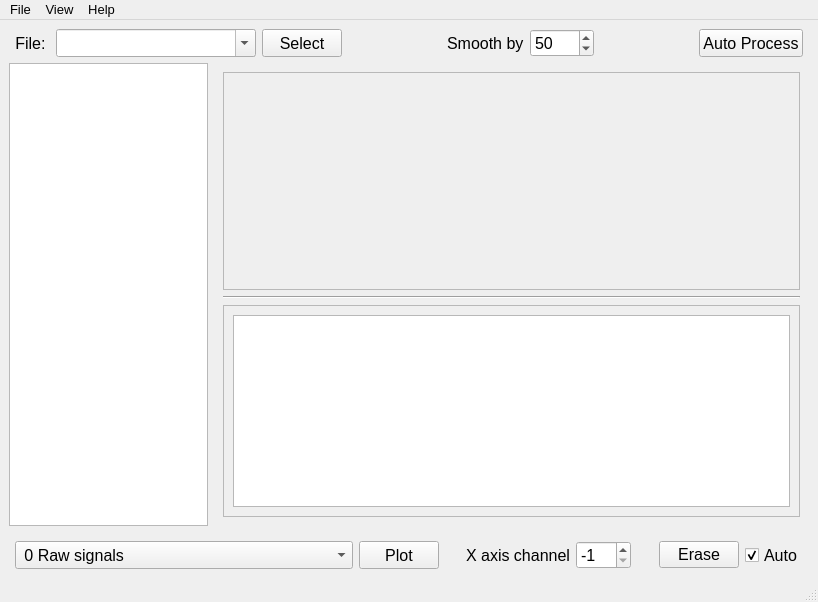
Above: emittance/Emittance1.ui from salinsalins/LoggerPlotterPy before the change. Below: the same form after it.
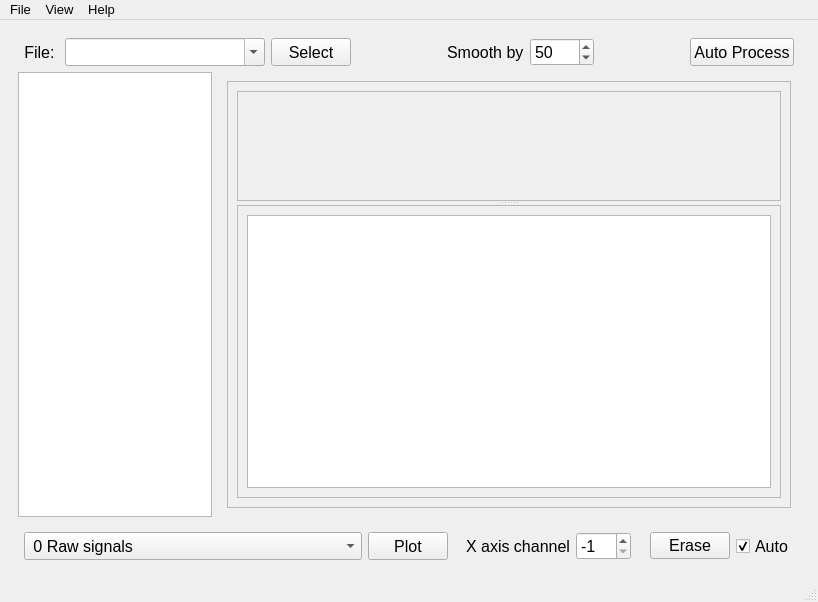
That is the form after the change. Custom widgets are drawn as their Qt base class.

```diff
--- a/emittance/Emittance1.ui
+++ b/emittance/Emittance1.ui
@@ -19,22 +19,7 @@
    <string>Emittance Plot Processing</string>
   </property>
   <widget class="QWidget" name="centralwidget">
-   <layout class="QVBoxLayout" name="verticalLayout">
-    <property name="sizeConstraint">
-     <enum>QLayout::SetDefaultConstraint</enum>
-    </property>
-    <property name="leftMargin">
-     <number>0</number>
-    </property>
-    <property name="topMargin">
-     <number>0</number>
-    </property>
-    <property name="rightMargin">
-     <number>0</number>
-    </property>
-    <property name="bottomMargin">
-     <number>0</number>
-    </property>
+   <layout class="QHBoxLayout" name="horizontalLayout_6">
     <item>
      <widget class="QWidget" name="widget" native="true">
       <layout class="QVBoxLayout" name="verticalLayout_2">
@@ -445,45 +430,23 @@
              <layout class="QVBoxLayout" name="verticalLayout_5">
               <item>
                <widget class="QFrame" name="frame_2">
-                <property name="sizePolicy">
-                 <sizepolicy hsizetype="Preferred" vsizetype="Preferred">
-                  <horstretch>0</horstretch>
-                  <verstretch>3</verstretch>
-                 </sizepolicy>
-                </property>
                 <property name="frameShape">
                  <enum>QFrame::StyledPanel</enum>
                 </property>
                 <property name="frameShadow">
                  <enum>QFrame::Raised</enum>
                 </property>
-                <layout class="QVBoxLayout" name="verticalLayout_4">
-                 <item>
-                  <widget class="MplWidget" name="mplWidget_2" native="true">
-                   <property name="sizePolicy">
-                    <sizepolicy hsizetype="Expanding" vsizetype="Expanding">
-                     <horstretch>0</horstretch>
-                     <verstretch>0</verstretch>
-                    </sizepolicy>
-                   </property>
-                  </widget>
-                 </item>
-                </layout>
-               </widget>
-              </item>
-              <item>
-               <widget class="Line" name="line">
+                <layout class="QGridLayout" name="gridLayout">
+                 <item row="0" column="0">
+                  <widget class="QSplitter" name="splitter_2">
                 <property name="orientation">
-                 <enum>Qt::Horizontal</enum>
-                </property>
-               </widget>
-              </item>
-              <item>
+                    <enum>Qt::Vertical</enum>
+                   </property>
                <widget class="QScrollArea" name="scrollArea">
                 <property name="sizePolicy">
                  <sizepolicy hsizetype="Expanding" vsizetype="Expanding">
                   <horstretch>0</horstretch>
-                  <verstretch>0</verstretch>
+                      <verstretch>4</verstretch>
                  </sizepolicy>
                 </property>
                 <property name="widgetResizable">
@@ -494,23 +457,75 @@
                   <rect>
                    <x>0</x>
                    <y>0</y>
-                   <width>575</width>
-                   <height>210</height>
-                  </rect>
-                 </property>
-                 <layout class="QVBoxLayout" name="verticalLayout_6">
-                  <item>
-                   <widget class="QTableWidget" name="tableWidget_2">
+                       <width>542</width>
+                       <height>199</height>
+                      </rect>
+                     </property>
+                     <property name="sizePolicy">
+                      <sizepolicy hsizetype="Preferred" vsizetype="Preferred">
+                       <horstretch>0</horstretch>
+                       <verstretch>0</verstretch>
+                      </sizepolicy>
+                     </property>
+                     <layout class="QGridLayout" name="gridLayout_3">
+                      <item row="0" column="0">
+                       <widget class="MplWidget" name="mplWidget_3" native="true">
+                        <property name="sizePolicy">
+                         <sizepolicy hsizetype="Expanding" vsizetype="Expanding">
+                          <horstretch>0</horstretch>
+                          <verstretch>0</verstretch>
+                         </sizepolicy>
+                        </property>
+                       </widget>
+                      </item>
+                      <item row="0" column="1">
+                       <widget class="MplWidget" name="mplWidget_2" native="true">
+                        <property name="sizePolicy">
+                         <sizepolicy hsizetype="Expanding" vsizetype="Expanding">
+                          <horstretch>0</horstretch>
+                          <verstretch>0</verstretch>
+                         </sizepolicy>
+                        </property>
+                       </widget>
+                      </item>
+                     </layout>
+                    </widget>
+                   </widget>
+                   <widget class="QScrollArea" name="scrollArea_2">
                     <property name="sizePolicy">
                      <sizepolicy hsizetype="Expanding" vsizetype="Expanding">
                       <horstretch>0</horstretch>
                       <verstretch>1</verstretch>
                      </sizepolicy>
                     </property>
-                   </widget>
+                    <property name="widgetResizable">
+                     <bool>true</bool>
+                    </property>
+                    <widget class="QWidget" name="scrollAreaWidgetContents_2">
+                     <property name="geometry">
+                      <rect>
+                       <x>0</x>
+                       <y>0</y>
+                       <width>542</width>
+                       <height>198</height>
+                      </rect>
+                     </property>
+                     <property name="sizePolicy">
+                      <sizepolicy hsizetype="Preferred" vsizetype="Preferred">
+                       <horstretch>0</horstretch>
+                       <verstretch>0</verstretch>
+                      </sizepolicy>
+                     </property>
+                     <layout class="QGridLayout" name="gridLayout_2">
+                      <item row="0" column="0">
+                       <widget class="QTableWidget" name="tableWidget_2"/>
                   </item>
                  </layout>
                 </widget>
+                   </widget>
+                  </widget>
+                 </item>
+                </layout>
                </widget>
               </item>
              </layout>
```
Left out of the diff: 7 changed lines with no effect on the pictures. Lines whose indentation alone changed are shown as unchanged.
